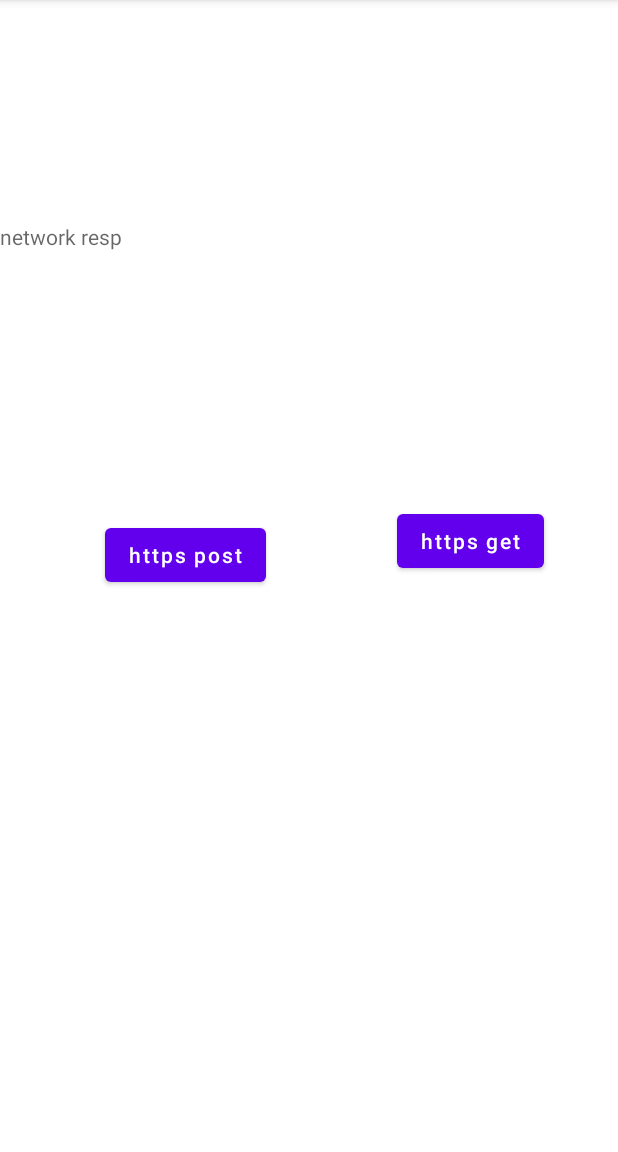
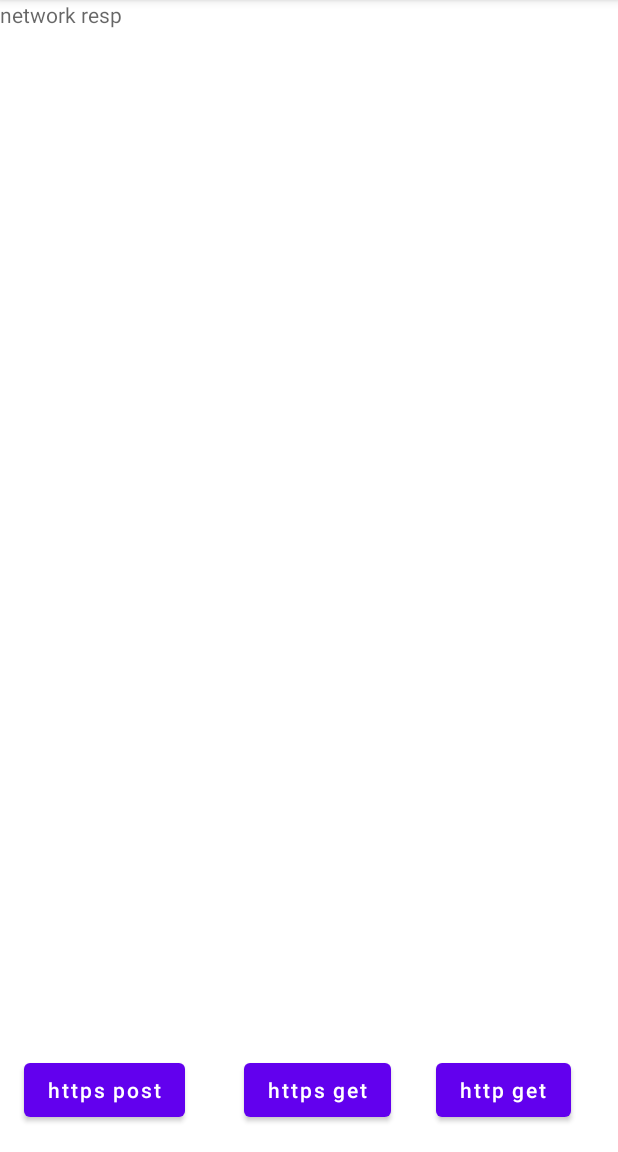
Before and after one commit to TopBigOne/TestLibZ, an Android app: the screen it shows after launch (MainActivity), on a phone screen of 412 x 824 dp, the part 84-1236 px from its top. Run offline under Robolectric (Android 15) with nearby library versions, the phone set to English and light mode, and no system bars.

Commit message:
1: https get OK;

```diff
--- a/app/src/main/java/com/xiao/testlibz/MainActivity.java
+++ b/app/src/main/java/com/xiao/testlibz/MainActivity.java
@@ -13,6 +13,7 @@ public class MainActivity extends AppCompatActivity {
 
     private ActivityMainBinding binding;
     private Button mBtnGet;
+    private Button mBtnHttpsGet;
     private Button mBtnPost;
     private TextView mTvResp;
 
@@ -30,6 +31,7 @@ public class MainActivity extends AppCompatActivity {
         mTvResp = binding.tvRespContent;
         mBtnGet = binding.btnRequestGet;
         mBtnPost = binding.btnRequestPost;
+        mBtnHttpsGet = binding.btnRequestHttpsGet;
     }
 
     private void initEvent() {
@@ -40,6 +42,10 @@ public class MainActivity extends AppCompatActivity {
         mBtnPost.setOnClickListener(v -> {
             updateContent(NativeLib.nativeHttpPost());
         });
+
+        mBtnHttpsGet.setOnClickListener(v -> {
+            updateContent(NativeLib.nativeHttpsGet());
+        });
     }
 
     private void updateContent(String content) {
--- a/app/src/main/res/layout/activity_main.xml
+++ b/app/src/main/res/layout/activity_main.xml
@@ -9,28 +9,28 @@
     <TextView
         android:id="@+id/tv_resp_content"
         android:layout_width="match_parent"
-        android:layout_height="wrap_content"
+        android:layout_height="match_parent"
         android:hint="@string/network_resp"
         android:minHeight="50dp"
         app:layout_constraintBottom_toBottomOf="parent"
         app:layout_constraintEnd_toEndOf="parent"
-        app:layout_constraintHorizontal_bias="0.473"
+        app:layout_constraintHorizontal_bias="1.0"
         app:layout_constraintStart_toStartOf="parent"
         app:layout_constraintTop_toTopOf="parent"
-        app:layout_constraintVertical_bias="0.206" />
+        app:layout_constraintVertical_bias="1.0" />
 
     <Button
         android:id="@+id/btn_request_get"
         android:layout_width="wrap_content"
         android:layout_height="wrap_content"
-        android:text="@string/https_get"
+        android:text="@string/http_get"
         android:textAllCaps="false"
         app:layout_constraintBottom_toBottomOf="parent"
         app:layout_constraintEnd_toEndOf="parent"
-        app:layout_constraintHorizontal_bias="0.843"
+        app:layout_constraintHorizontal_bias="0.903"
         app:layout_constraintStart_toStartOf="parent"
         app:layout_constraintTop_toTopOf="parent"
-        app:layout_constraintVertical_bias="0.468" />
+        app:layout_constraintVertical_bias="0.976" />
 
     <Button
         android:id="@+id/btn_request_post"
@@ -40,10 +40,27 @@
         android:textAllCaps="false"
         app:layout_constraintBottom_toBottomOf="parent"
         app:layout_constraintEnd_toEndOf="parent"
-        app:layout_constraintHorizontal_bias="0.23"
+        app:layout_constraintHorizontal_bias="0.052"
         app:layout_constraintStart_toStartOf="parent"
         app:layout_constraintTop_toTopOf="parent"
-        app:layout_constraintVertical_bias="0.481" />
+        app:layout_constraintVertical_bias="0.976"
+
+        />
+
+    <Button
+        android:id="@+id/btn_request_https_get"
+        android:layout_width="wrap_content"
+        android:layout_height="wrap_content"
+        android:text="@string/https_get"
+        android:textAllCaps="false"
+        app:layout_constraintBottom_toBottomOf="parent"
+        app:layout_constraintEnd_toEndOf="parent"
+        app:layout_constraintHorizontal_bias="0.518"
+        app:layout_constraintStart_toStartOf="parent"
+        app:layout_constraintTop_toTopOf="parent"
+        app:layout_constraintVertical_bias="0.976"
+
+        />
 
 
 </androidx.constraintlayout.widget.ConstraintLayout>
--- a/app/src/main/res/values/strings.xml
+++ b/app/src/main/res/values/strings.xml
@@ -3,6 +3,7 @@
 
 
     <string name="https_get">https get</string>
+    <string name="http_get">http get</string>
     <string name="https_post">https post</string>
     <string name="network_resp">network resp</string>
 </resources>
```
Also changed, not shown: app/src/main/java/com/xiao/testlibz/NativeLib.java (+11 -0 lines), 1 other file.
